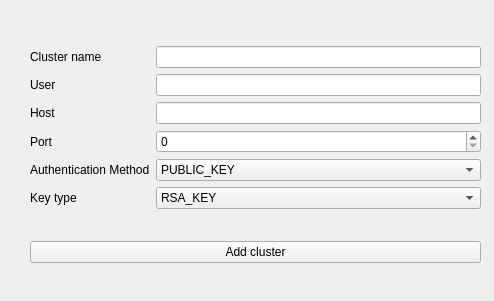
intdata-bsc/idact-gui, file widgets_templates/add_cluster.ui: the form before one commit.
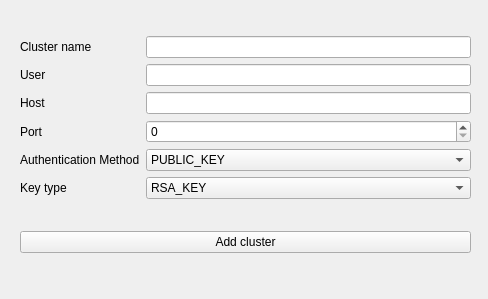
The form after the commit.

Commit message: Add  remove-cluster GUI

Patch:
```diff
--- a/widgets_templates/add_cluster.ui
+++ b/widgets_templates/add_cluster.ui
@@ -6,8 +6,8 @@
    <rect>
     <x>0</x>
     <y>0</y>
-    <width>494</width>
-    <height>301</height>
+    <width>488</width>
+    <height>299</height>
    </rect>
   </property>
   <property name="windowTitle">
@@ -16,13 +16,20 @@
   <widget class="QWidget" name="gridLayoutWidget">
    <property name="geometry">
     <rect>
-     <x>30</x>
-     <y>20</y>
+     <x>20</x>
+     <y>10</y>
      <width>451</width>
      <height>271</height>
     </rect>
    </property>
    <layout class="QGridLayout" name="gridLayout">
+    <item row="2" column="0">
+     <widget class="QPushButton" name="add_cluster_button">
+      <property name="text">
+       <string>Add cluster</string>
+      </property>
+     </widget>
+    </item>
     <item row="1" column="0">
      <layout class="QHBoxLayout" name="horizontalLayout">
       <item>
@@ -112,13 +119,6 @@
       </item>
      </layout>
     </item>
-    <item row="2" column="0">
-     <widget class="QPushButton" name="deploy_button">
-      <property name="text">
-       <string>Add cluster</string>
-      </property>
-     </widget>
-    </item>
    </layout>
   </widget>
  </widget>
```
The commit also changes 3 other files.
